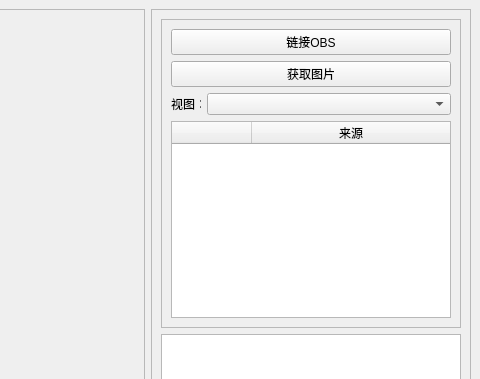
Old version of the form Obs_test_Ui.ui in the repository zzw168/Obs_test; both pictures show x 684 to 1164 and y 0 to 379 of the 1164 by 683 pixel window.
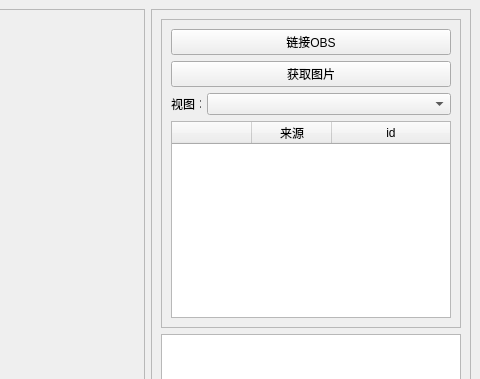
New version of the form.

The edit to the form file:
```diff
--- a/Obs_test_Ui.ui
+++ b/Obs_test_Ui.ui
@@ -6,7 +6,7 @@
    <rect>
     <x>0</x>
     <y>0</y>
-    <width>1004</width>
+    <width>1164</width>
     <height>683</height>
    </rect>
   </property>
@@ -115,6 +115,11 @@
               <string>来源</string>
              </property>
             </column>
+            <column>
+             <property name="text">
+              <string>id</string>
+             </property>
+            </column>
            </widget>
           </item>
          </layout>
```
Left out of the diff: 2 changed lines with no effect on the pictures.
